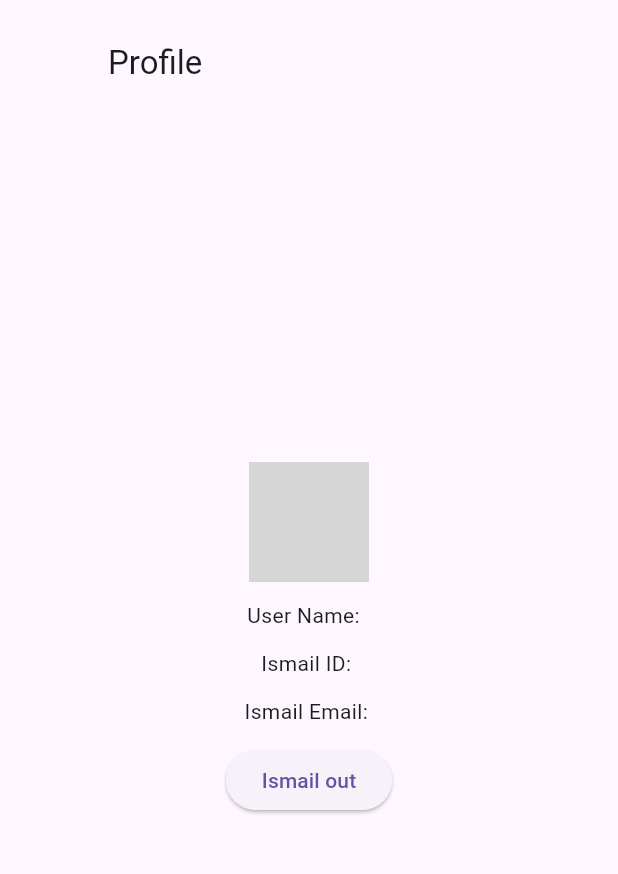
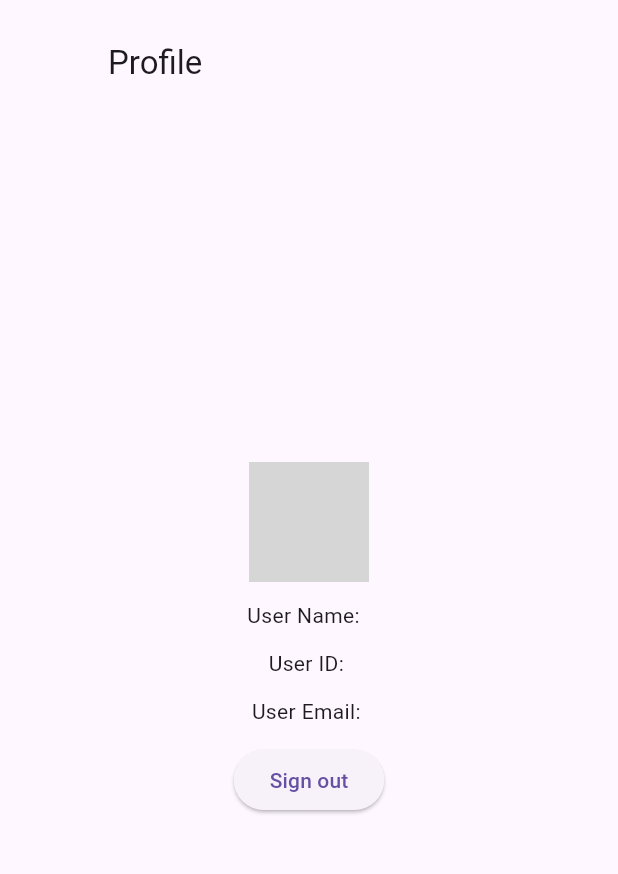
Before and after one commit to HammadKhan045/auth0, a Flutter app: the screen it shows after launch, after a tap on "Sign in with Apple", on a phone screen of 412 x 824 dp, the part 63-937 px from its top. Run offline on Flutter 3.47's test engine with Material 3 defaults, Android fonts, the phone set to English and light mode, and no system bars; our stand-ins replace get; missing offline and left inert: auth0_flutter; network calls fail; grey boxes are pictures that could not be loaded.

Commit message:
change ismail to user

```diff
--- a/auth0_sample/lib/screens/profile_page.dart
+++ b/auth0_sample/lib/screens/profile_page.dart
@@ -90,15 +90,15 @@ class ProfileView extends StatelessWidget {
             const SizedBox(height: 12),
             Text('User Name: ${user.name} '?? 'No name'),
             const SizedBox(height: 12),
-            Text('Ismail ID: ${user.sub}'),
+            Text('User ID: ${user.sub}'),
             const SizedBox(height: 12),
-            Text('Ismail Email: ${user.email}'),
+            Text('User Email: ${user.email}'),
             const SizedBox(height: 12,),
             //Text(credentials.accessToken),
            // Text("User Birth Date: ${user.name}"),
             ElevatedButton(
               onPressed: authController.logout,
-              child: Text('Ismail out'),
+              child: Text('Sign out'),
             ),
           ],
         ),
```
